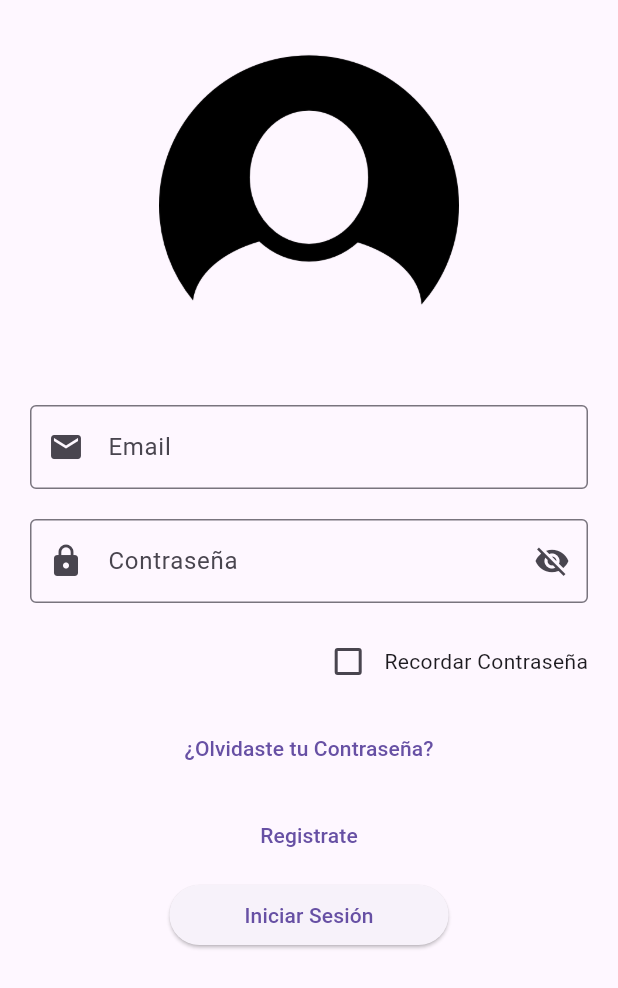
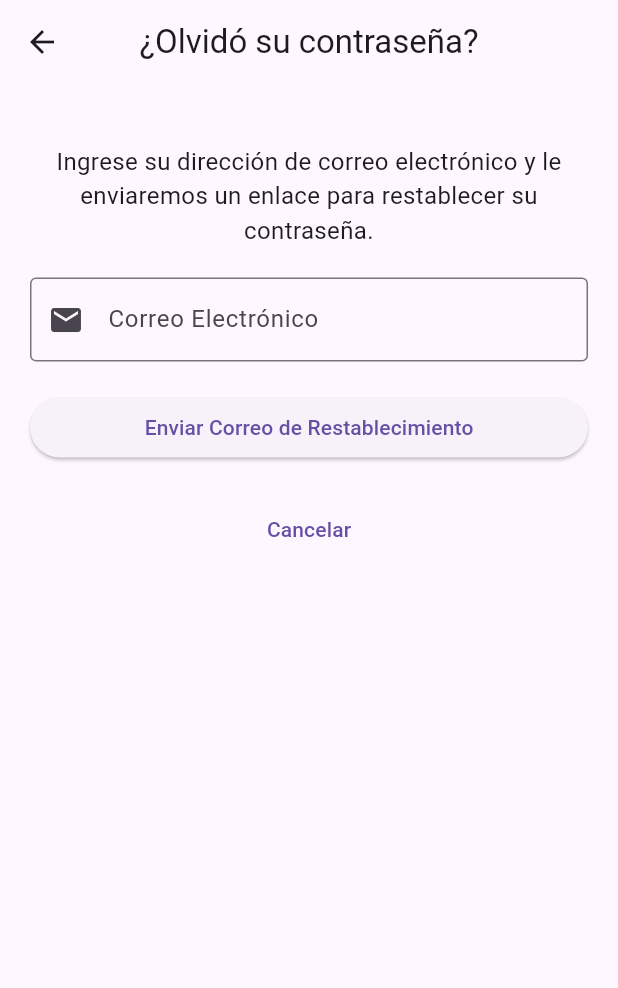
Before and after one commit to Brashan7u7/ConsultorioApp, a Flutter app: the screen it shows after launch, after a tap on "¿Olvidaste tu Contraseña?", on a phone screen of 412 x 824 dp. Shown: the top 988 px of the screen. Run offline on Flutter 3.47's test engine with Material 3 defaults, Android fonts, the phone set to English and light mode, and no system bars; our stand-ins replace syncfusion_flutter_calendar.

Commit message:
Implementacion de la pagina para recuperar contraseña

```diff
--- a/lib/pages/login_page.dart
+++ b/lib/pages/login_page.dart
@@ -1,5 +1,6 @@
 import 'package:calendario_manik/pages/createAccount_page.dart';
 import 'package:calendario_manik/pages/home_page.dart';
+import 'package:calendario_manik/pages/resetPassword_page.dart';
 import 'package:flutter/material.dart';
 
 class Login extends StatefulWidget {
@@ -95,7 +96,10 @@ class _LoginState extends State<Login> {
               Container(
                 margin: const EdgeInsets.symmetric(vertical: 5),
                 child: TextButton(
-                  onPressed: () {},
+                  onPressed: () {
+                    Navigator.push(context,
+                        MaterialPageRoute(builder: (context) => ResetP()));
+                  },
                   child: const Text('¿Olvidaste tu Contraseña?'),
                 ),
               ),
--- /dev/null
+++ b/lib/pages/resetPassword_page.dart
@@ -0,0 +1,52 @@
+import 'package:flutter/material.dart';
+
+class ResetP extends StatelessWidget {
+  const ResetP({Key? key}) : super(key: key);
+
+  @override
+  Widget build(BuildContext context) {
+    return Scaffold(
+      appBar: AppBar(
+        title: const Text('¿Olvidó su contraseña?'),
+        centerTitle: true,
+      ),
+      body: Padding(
+        padding: const EdgeInsets.all(20.0),
+        child: SingleChildScrollView(
+          child: Column(
+            crossAxisAlignment: CrossAxisAlignment.stretch,
+            children: [
+              const SizedBox(height: 20),
+              const Text(
+                'Ingrese su dirección de correo electrónico y le enviaremos un enlace para restablecer su contraseña.',
+                style: TextStyle(fontSize: 16),
+                textAlign: TextAlign.center,
+              ),
+              const SizedBox(height: 20),
+              TextFormField(
+                keyboardType: TextInputType.emailAddress,
+                decoration: const InputDecoration(
+                  labelText: 'Correo Electrónico',
+                  border: OutlineInputBorder(),
+                  prefixIcon: Icon(Icons.email),
+                ),
+              ),
+              const SizedBox(height: 20),
+              ElevatedButton(
+                onPressed: () {},
+                child: const Text('Enviar Correo de Restablecimiento'),
+              ),
+              const SizedBox(height: 20),
+              TextButton(
+                onPressed: () {
+                  Navigator.pop(context);
+                },
+                child: const Text('Cancelar'),
+              ),
+            ],
+          ),
+        ),
+      ),
+    );
+  }
+}
```
Also changed, not shown: lib/pages/createAccount_page.dart (+50 -2 lines).
